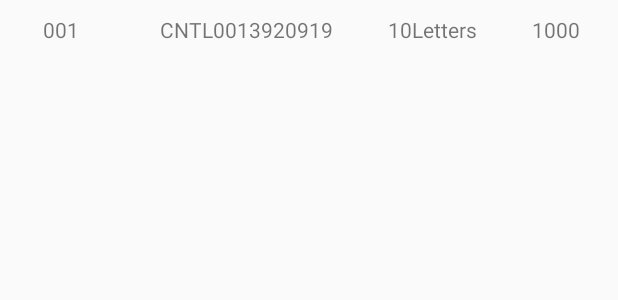
After one commit to libodeveloper/ContainerMonitoring, an Android app: the layout item_business_query_result.xml on its own in the app's theme, with its tools: preview values and no code run, on a phone screen of 412 x 824 dp. The commit adds this screen. Shown: the top 300 px of the screen. Run offline under Robolectric (Android 15) with nearby library versions, the phone set to English and light mode, and no system bars.

Commit message:
业务查询流程

```diff
--- a/container/src/main/AndroidManifest.xml
+++ b/container/src/main/AndroidManifest.xml
@@ -33,6 +33,9 @@
         <activity android:name=".ui.activity.BillQueryDetailsActivity"
                   android:configChanges="orientation|keyboardHidden|screenSize"
                   android:screenOrientation="portrait"/>
+        <activity android:name=".ui.activity.BusinessQueryResultActivity"
+                  android:configChanges="orientation|keyboardHidden|screenSize"
+                  android:screenOrientation="portrait"/>
     </application>
 
 </manifest>
--- a/container/src/main/java/com/esri/arcgisruntime/container/monitoring/ui/activity/LoginActivity.java
+++ b/container/src/main/java/com/esri/arcgisruntime/container/monitoring/ui/activity/LoginActivity.java
@@ -11,6 +11,8 @@ import android.widget.TextView;
 import com.esri.arcgisruntime.container.monitoring.DemoActivity;
 import com.esri.arcgisruntime.container.monitoring.R;
 
+import butterknife.ButterKnife;
+
 /**
  * Created by libo on 2019/3/5.
  */
@@ -23,6 +25,7 @@ public class LoginActivity extends AppCompatActivity {
     protected void onCreate(@Nullable Bundle savedInstanceState) {
         super.onCreate(savedInstanceState);
         setContentView(R.layout.activity_login);
+        ButterKnife.bind(this);
         btLogin = findViewById(R.id.btLogin);
         btLogin.setOnClickListener(new View.OnClickListener() {
             @Override
--- a/container/src/main/res/layout/fragment_business_query.xml
+++ b/container/src/main/res/layout/fragment_business_query.xml
@@ -77,6 +77,7 @@
         android:background="@color/gray_1"/>
 
     <LinearLayout
+        android:id="@+id/llStartTime"
         android:layout_width="match_parent"
         android:layout_height="@dimen/title_height"
         android:gravity="center_vertical">
@@ -95,6 +96,7 @@
             android:src="@mipmap/bills"/>
 
         <TextView
+            android:id="@+id/tvStartTime"
             android:layout_width="wrap_content"
             android:layout_height="wrap_content"
             android:text="2019-3-4"
@@ -111,6 +113,7 @@
         android:background="@color/gray_1"/>
 
     <LinearLayout
+        android:id="@+id/llEndTime"
         android:layout_width="match_parent"
         android:layout_height="@dimen/title_height"
         android:gravity="center_vertical">
@@ -129,6 +132,7 @@
             android:src="@mipmap/bills"/>
 
         <TextView
+            android:id="@+id/tvEndTime"
             android:layout_width="wrap_content"
             android:layout_height="wrap_content"
             android:text="2019-3-9"
@@ -138,6 +142,7 @@
     </LinearLayout>
 
     <Button
+        android:id="@+id/btSearch"
         android:layout_width="match_parent"
         android:layout_height="@dimen/title_height"
         android:layout_marginTop="@dimen/margin"
--- /dev/null
+++ b/container/src/main/res/layout/item_business_query_result.xml
@@ -0,0 +1,37 @@
+<?xml version="1.0" encoding="utf-8"?>
+<LinearLayout xmlns:android="http://schemas.android.com/apk/res/android"
+        android:layout_width="match_parent"
+        android:layout_height="@dimen/size_40dp"
+        android:gravity="center_vertical">
+
+        <TextView
+            android:id="@+id/tvSeniority"
+            android:layout_width="0dp"
+            android:layout_height="wrap_content"
+            android:gravity="center"
+            android:layout_weight="1"
+            android:text="001"/>
+        <TextView
+            android:id="@+id/tvLockNumber"
+            android:layout_width="0dp"
+            android:layout_height="wrap_content"
+            android:gravity="center"
+            android:layout_weight="2"
+            android:text="CNTL0013920919"/>
+        <TextView
+            android:id="@+id/tvSite"
+            android:layout_width="0dp"
+            android:layout_height="wrap_content"
+            android:gravity="center"
+            android:layout_weight="1"
+            android:text="10Letters"/>
+        <TextView
+            android:id="@+id/tvTimes"
+            android:layout_width="0dp"
+            android:layout_height="wrap_content"
+            android:gravity="center"
+            android:layout_weight="1"
+            android:text="1000"/>
+
+
+</LinearLayout>
--- a/container/src/main/res/values/colors.xml
+++ b/container/src/main/res/values/colors.xml
@@ -17,4 +17,5 @@
     <color name="color1">#33FFFFFF</color>
     <color name="gray_line_middle">#55000000</color>
     <color name="green">#33cf88</color>
+    <color name="black">#000000</color>
 </resources>
```
Also changed, not shown: container/src/main/java/com/esri/arcgisruntime/container/monitoring/adapter/BusinessQueryResultAdapter.java (added, +103 -0 lines), container/src/main/java/com/esri/arcgisruntime/container/monitoring/bean/BusinessQueryBean.java (added, +56 -0 lines), container/src/main/java/com/esri/arcgisruntime/container/monitoring/ui/activity/BusinessQueryResultActivity.java (+75 -0 lines), container/src/main/java/com/esri/arcgisruntime/container/monitoring/ui/fragment/BusinessQueryFragment.java (+38 -1 lines), container/src/main/res/layout/activity_business_query_result.xml (+8 -2 lines).
